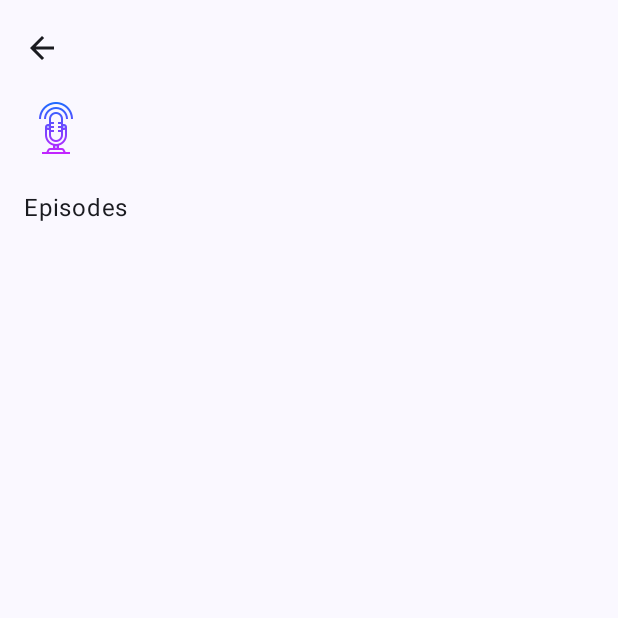
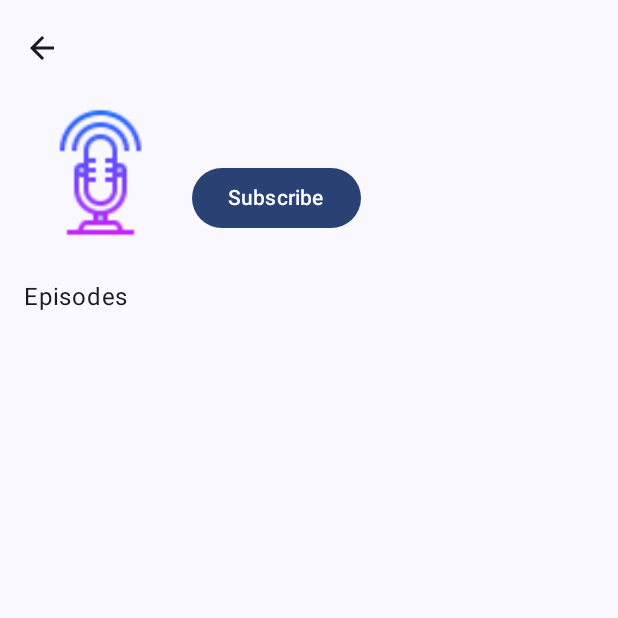
Before and after one commit to johnjuki/PodPlay, an Android app built with Jetpack Compose: the composable PodcastDetailsScreen shown on its own in the app's theme, on a phone screen of 412 x 824 dp, the top half of it. Run offline under Robolectric (Android 15) with nearby library versions, the phone set to English and light mode, and no system bars; our stand-ins replace Room's generated code; network calls fail; pictures from the network do not load.

Commit message:
subscribe to podcasts

```diff
--- a/app/src/main/java/com/podplay/android/data/db/PodPlayDatabase.kt
+++ b/app/src/main/java/com/podplay/android/data/db/PodPlayDatabase.kt
@@ -19,7 +19,7 @@ class Converters {
     }
 }
 
-@Database(entities = [Podcast::class, Episode::class, RecentSearch::class], version = 4)
+@Database(entities = [Podcast::class, Episode::class, RecentSearch::class], version = 5, exportSchema = false)
 @TypeConverters(Converters::class)
 abstract class PodPlayDatabase : RoomDatabase() {
 
--- a/app/src/main/java/com/podplay/android/data/model/Podcast.kt
+++ b/app/src/main/java/com/podplay/android/data/model/Podcast.kt
@@ -7,12 +7,14 @@ import java.util.Date
 
 @Entity
 data class Podcast(
-    @PrimaryKey(autoGenerate = true) var id: Long? = null,
+    @PrimaryKey(autoGenerate = true)
+    var id: Long? = null,
     var feedUrl: String = "",
     var feedTitle: String = "",
     var feedDesc: String = "",
     var imageUrl: String = "",
     var lastUpdated: Date = Date(),
+    var isSubscribed: Boolean = false,
     @Ignore var episodes: List<Episode> = listOf(),
 )
 
--- a/app/src/main/java/com/podplay/android/repository/PodcastRepoImpl.kt
+++ b/app/src/main/java/com/podplay/android/repository/PodcastRepoImpl.kt
@@ -60,7 +60,7 @@ class PodcastRepoImpl @Inject constructor(
             rssResponse.summary else rssResponse.description
         return Podcast(
             null, feedUrl, rssResponse.title, description, imageUrl,
-            rssResponse.lastUpdated, episodes = rssItemsToEpisodes(items)
+            rssResponse.lastUpdated, false, episodes = rssItemsToEpisodes(items)
         )
     }
 
--- a/app/src/main/java/com/podplay/android/ui/screens/podcast_details/PodcastDetailsScreen.kt
+++ b/app/src/main/java/com/podplay/android/ui/screens/podcast_details/PodcastDetailsScreen.kt
@@ -4,6 +4,7 @@ import androidx.compose.foundation.clickable
 import androidx.compose.foundation.layout.*
 import androidx.compose.foundation.lazy.LazyColumn
 import androidx.compose.foundation.lazy.items
+import androidx.compose.foundation.shape.RoundedCornerShape
 import androidx.compose.material.icons.Icons
 import androidx.compose.material.icons.filled.ArrowBack
 import androidx.compose.material3.*
@@ -11,6 +12,7 @@ import androidx.compose.runtime.Composable
 import androidx.compose.runtime.LaunchedEffect
 import androidx.compose.ui.Alignment
 import androidx.compose.ui.Modifier
+import androidx.compose.ui.draw.clip
 import androidx.compose.ui.input.nestedscroll.nestedScroll
 import androidx.compose.ui.platform.LocalContext
 import androidx.compose.ui.res.painterResource
@@ -46,6 +48,7 @@ fun PodcastDetailsRoute(
     PodcastDetailsScreen(
         uiState = viewModel.uiState,
         navigateUp = navigateUp,
+        onSubscribeButtonClick = { viewModel.subscribe() },
         onEpisodeClick = onEpisodeClick,
     )
 }
@@ -55,6 +58,7 @@ fun PodcastDetailsRoute(
 fun PodcastDetailsScreen(
     uiState: PodcastDetailsUiState,
     navigateUp: () -> Unit,
+    onSubscribeButtonClick: () -> Unit,
     onEpisodeClick: (guid: String) -> Unit,
     modifier: Modifier = Modifier,
 ) {
@@ -106,6 +110,9 @@ fun PodcastDetailsScreen(
                                 modifier = Modifier.fillMaxWidth(),
                                 verticalAlignment = Alignment.CenterVertically
                             ) {
+                                Box(
+                                    modifier = Modifier.size(102.dp)
+                                ) {
                                     AsyncImage(
                                         model = ImageRequest.Builder(LocalContext.current)
                                             .data(podcast.imageUrl)
@@ -114,9 +121,22 @@ fun PodcastDetailsScreen(
                                             .build(),
                                         error = painterResource(R.drawable.logo),
                                         contentDescription = null,
+                                        modifier = Modifier
+                                            .fillMaxSize()
+                                            .clip(RoundedCornerShape(4.dp))
                                     )
+                                }
                                 Spacer(modifier = Modifier.width(10.dp))
+                                Column {
                                     Text(text = podcast.feedTitle)
+                                    Spacer(modifier = Modifier.size(10.dp))
+                                    Button(onClick = onSubscribeButtonClick) {
+                                        Text(
+                                            text = if (podcast.isSubscribed) stringResource(R.string.subscribed)
+                                            else stringResource(id = R.string.subscribe)
+                                        )
+                                    }
+                                }
 
                             }
                             Spacer(modifier = Modifier.height(20.dp))
--- a/app/src/main/res/values/strings.xml
+++ b/app/src/main/res/values/strings.xml
@@ -26,5 +26,6 @@
     <string name="subscriptions">Subscriptions</string>
     <string name="recent">Recent</string>
     <string name="clear_from_history">Clear %1$s from history</string>
-    <string name="clear_search_history">Clear search history\n</string>
+    <string name="clear_search_history">Clear search history</string>
+    <string name="subscribed">Subscribed</string>
 </resources>
```
Also changed, not shown: app/src/main/java/com/podplay/android/ui/screens/podcast_details/PodcastDetailsViewModel.kt (+8 -0 lines). Lines whose indentation alone changed are shown as unchanged.
